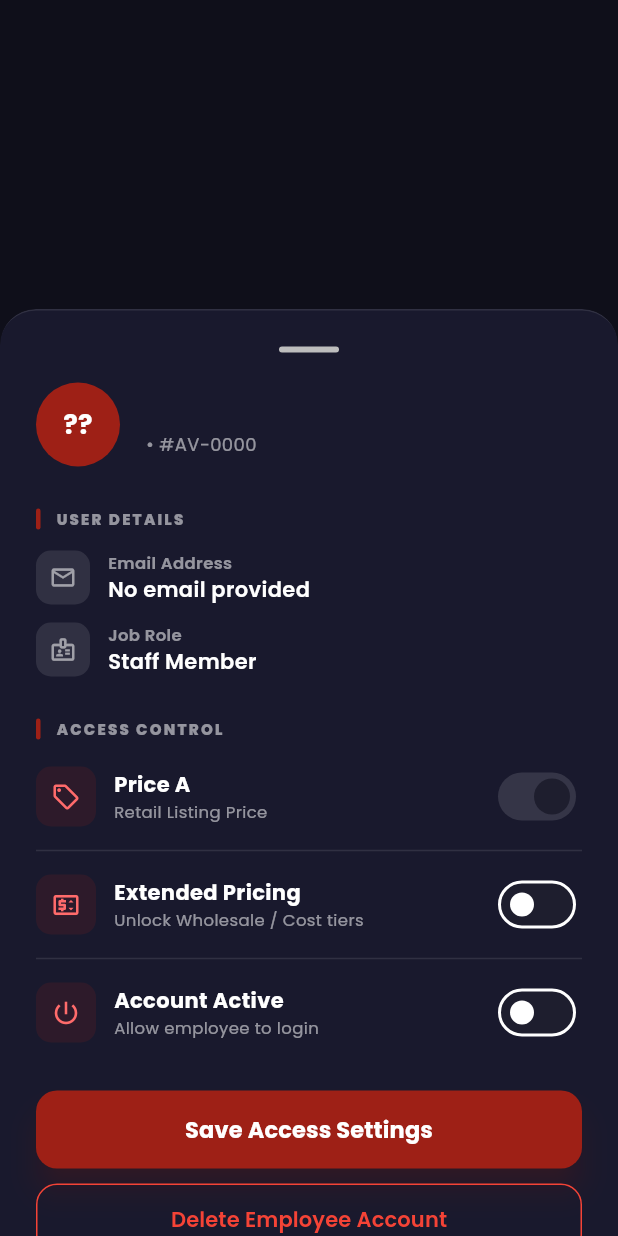
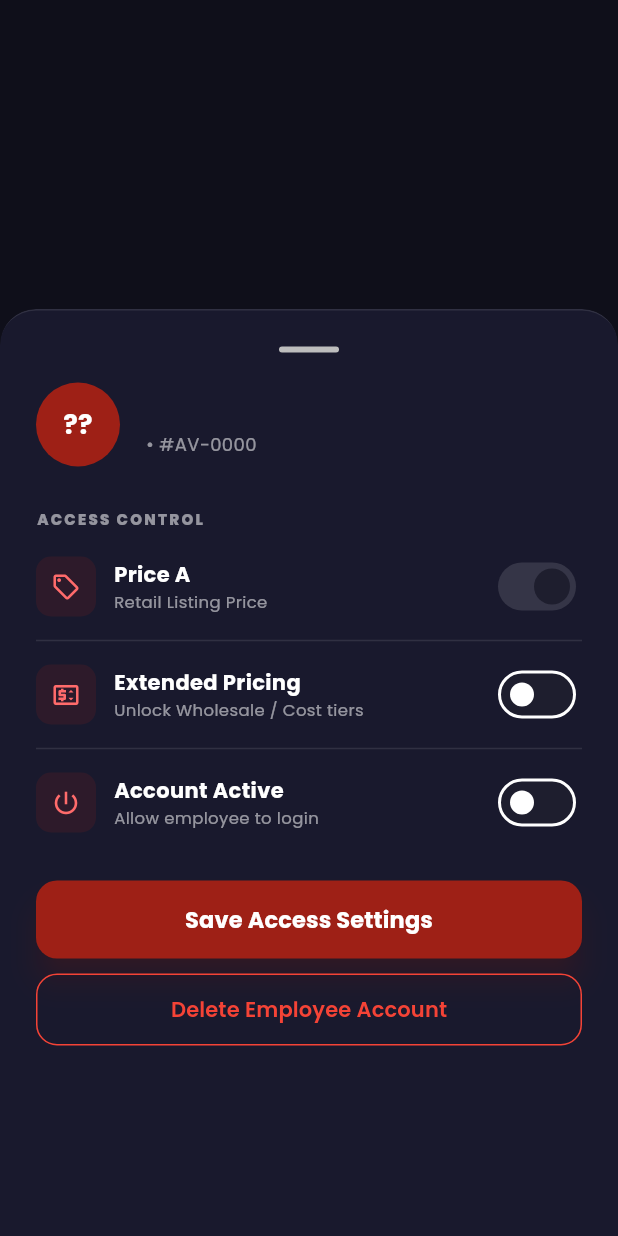
Before and after one commit to ummerulfarook/av_company_product_lookupApp, a Flutter app: the _PermissionSheet widget shown alone on an empty page, opened directly with empty values, on a phone screen of 412 x 824 dp. Run offline on Flutter 3.47's test engine with Material 3 defaults, Android fonts, the phone set to English and light mode, and no system bars; our stand-ins replace cached_network_image, flutter_animate, flutter_secure_storage, go_router, google_fonts, image_picker and 1 more; missing offline and left inert: mobile_scanner; accounts and stored records are empty.

Commit message:
new updates

```diff
--- a/admin_frontend/lib/screens/employees/employees_screen.dart
+++ b/admin_frontend/lib/screens/employees/employees_screen.dart
@@ -165,13 +165,7 @@ class _PermissionSheetState extends State<_PermissionSheet> {
           ]),
         ]),
         const SizedBox(height: 28),
-        Row(children: [Container(width: 3, height: 14, decoration: BoxDecoration(color: AppTheme.crimson, borderRadius: BorderRadius.circular(2))), const SizedBox(width: 10), Text('USER DETAILS', style: TextStyle(fontSize: 10, fontWeight: FontWeight.w800, color: sub, letterSpacing: 1.5))]),
-        const SizedBox(height: 14),
-        _detailRow(Icons.email_outlined, 'Email Address', widget.employee.email.isNotEmpty ? widget.employee.email : 'No email provided', textColor, sub),
-        const SizedBox(height: 12),
-        _detailRow(Icons.badge_outlined, 'Job Role', widget.employee.jobRole.isNotEmpty ? widget.employee.jobRole : 'Staff Member', textColor, sub),
-        const SizedBox(height: 28),
-        Row(children: [Container(width: 3, height: 14, decoration: BoxDecoration(color: AppTheme.crimson, borderRadius: BorderRadius.circular(2))), const SizedBox(width: 10), Text('ACCESS CONTROL', style: TextStyle(fontSize: 10, fontWeight: FontWeight.w800, color: sub, letterSpacing: 1.5))]),
+        Text('ACCESS CONTROL', style: TextStyle(fontSize: 10, fontWeight: FontWeight.w800, color: sub, letterSpacing: 1.5)),
         const SizedBox(height: 14),
         _toggle(Icons.local_offer_outlined, 'Price A', 'Retail Listing Price', true, null, textColor, sub),
         Divider(height: 24, color: border),
@@ -201,13 +195,4 @@ class _PermissionSheetState extends State<_PermissionSheet> {
     Expanded(child: Column(crossAxisAlignment: CrossAxisAlignment.start, children: [Text(title, style: TextStyle(fontSize: 14, fontWeight: FontWeight.w700, color: textColor)), Text(sub, style: TextStyle(fontSize: 11, color: subColor))])),
     Switch(value: value, onChanged: onChange, activeColor: AppTheme.crimson),
   ]);
-
-  Widget _detailRow(IconData icon, String label, String value, Color textColor, Color subColor) => Row(children: [
-    Container(width: 36, height: 36, decoration: BoxDecoration(color: subColor.withOpacity(0.1), borderRadius: BorderRadius.circular(10)), child: Icon(icon, color: subColor, size: 18)),
-    const SizedBox(width: 12),
-    Expanded(child: Column(crossAxisAlignment: CrossAxisAlignment.start, children: [
-      Text(label, style: TextStyle(fontSize: 11, fontWeight: FontWeight.w600, color: subColor)),
-      Text(value, style: TextStyle(fontSize: 14, fontWeight: FontWeight.w600, color: textColor)),
-    ])),
-  ]);
 }
--- a/admin_frontend/lib/screens/profile/profile_screen.dart
+++ b/admin_frontend/lib/screens/profile/profile_screen.dart
@@ -84,11 +84,12 @@ class ProfileScreen extends StatelessWidget {
                   Positioned(bottom: 0, right: 0, child: Container(width: 28, height: 28, decoration: BoxDecoration(color: AppTheme.crimson, shape: BoxShape.circle, border: Border.all(color: isDark ? AppTheme.darkBg1 : AppTheme.lightSurface, width: 2)), child: const Icon(Icons.shield, color: Colors.white, size: 14))),
                 ]),
                 const SizedBox(height: 16),
-                Text(admin?.fullName.isNotEmpty == true ? admin!.fullName : (admin?.username ?? 'Admin User'), textAlign: TextAlign.center, style: TextStyle(fontSize: 22, fontWeight: FontWeight.bold, color: textColor)),
+                Text(admin?.fullName.isNotEmpty == true ? admin!.fullName : (admin?.username ?? 'Admin User'), style: TextStyle(fontSize: 22, fontWeight: FontWeight.bold, color: textColor)),
                 const SizedBox(height: 8),
-                Wrap(alignment: WrapAlignment.center, spacing: 8, runSpacing: 8, children: [
+                Row(mainAxisAlignment: MainAxisAlignment.center, children: [
                   Container(padding: const EdgeInsets.symmetric(horizontal: 12, vertical: 4), decoration: BoxDecoration(color: AppTheme.crimson.withOpacity(0.2), borderRadius: BorderRadius.circular(20), border: Border.all(color: AppTheme.crimson.withOpacity(0.4))),
                     child: const Text('ADMIN', style: TextStyle(fontSize: 10, fontWeight: FontWeight.bold, color: AppTheme.crimsonGlow, letterSpacing: 1))),
+                  const SizedBox(width: 8),
                   Container(padding: const EdgeInsets.symmetric(horizontal: 12, vertical: 4), decoration: BoxDecoration(color: isDark ? Colors.white.withOpacity(0.07) : AppTheme.lightBg3, borderRadius: BorderRadius.circular(20), border: Border.all(color: border)),
                     child: Text('@${admin?.username ?? 'admin'}', style: TextStyle(fontSize: 10, fontWeight: FontWeight.bold, color: sub, letterSpacing: 1))),
                 ]),
```
Also changed, not shown: admin_frontend/lib/screens/dashboard/dashboard_screen.dart (+14 -22 lines), 1 other file.
